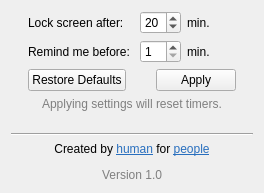
Above: mainwindow.ui from warxander/EyeRescue before the change. Below: the same form after it.
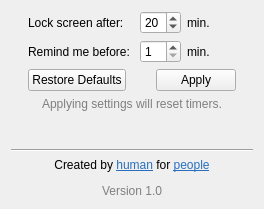
That is the form after the change. Icons and pictures are not drawn.

```diff
--- a/mainwindow.ui
+++ b/mainwindow.ui
@@ -7,7 +7,7 @@
     <x>0</x>
     <y>0</y>
     <width>264</width>
-    <height>193</height>
+    <height>209</height>
    </rect>
   </property>
   <property name="windowTitle">
```
Left out of the diff: 3 changed lines with no effect on the pictures.
